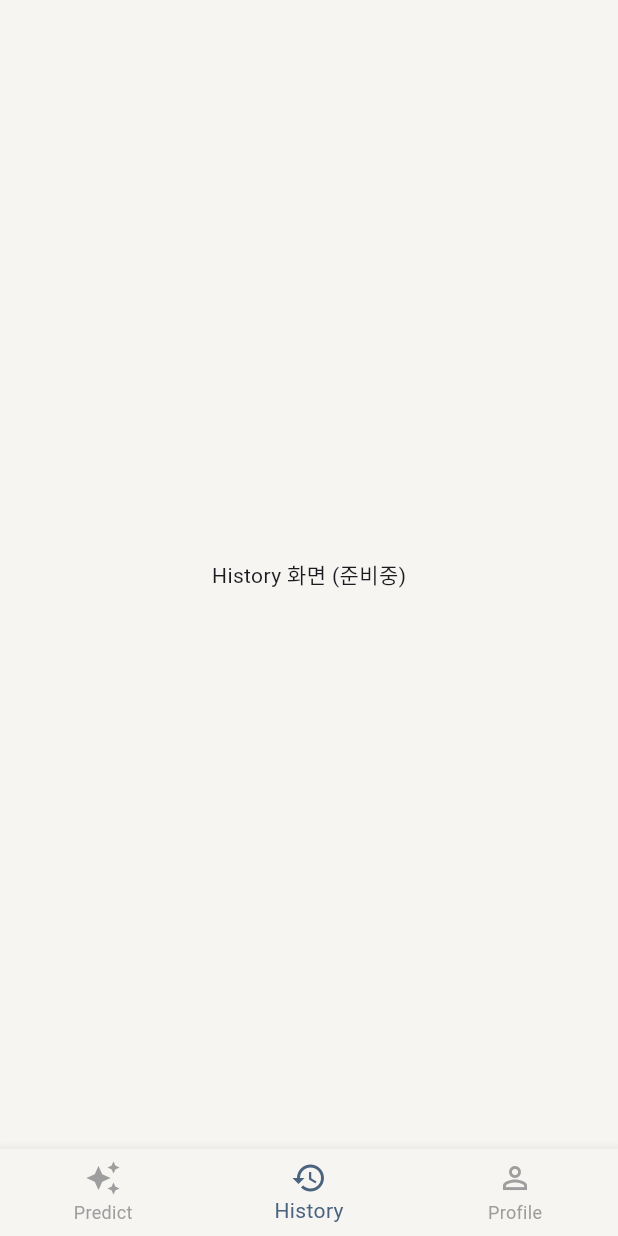
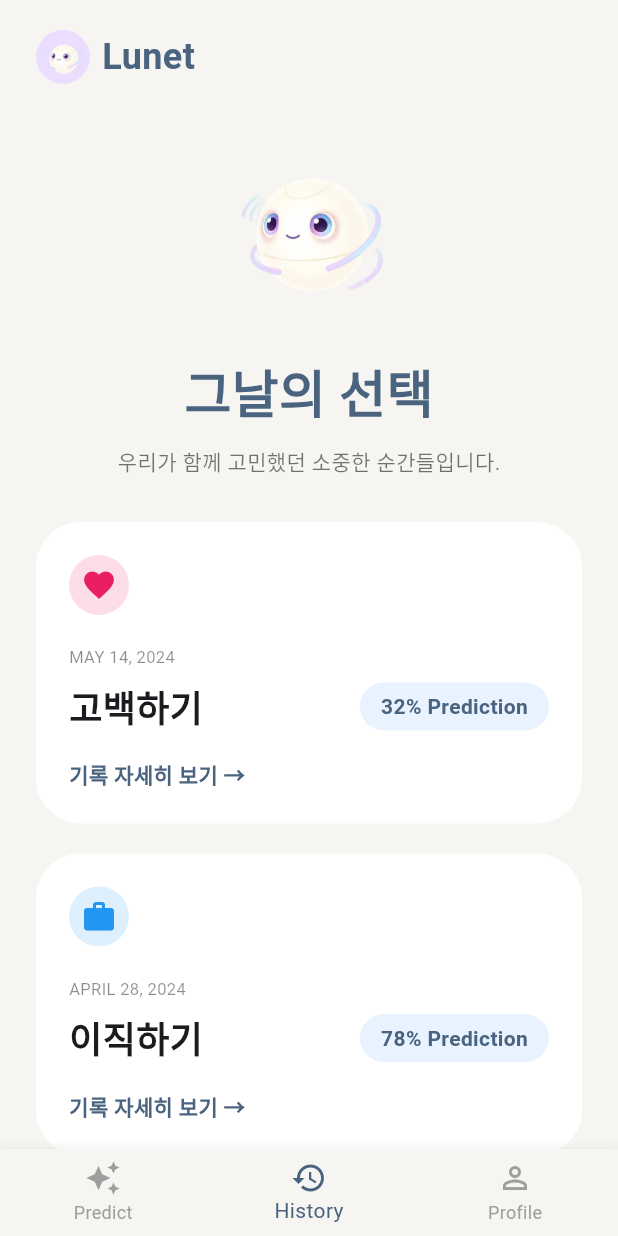
Before and after one commit to gPdnjs2020/26_Lunet_project, a Flutter app: the LumiereHomePage screen opened by its route, item 2 of the bottom bar chosen, on a phone screen of 412 x 824 dp. Run offline on Flutter 3.47's test engine with Material 3 defaults, Android fonts, the phone set to English and light mode, and no system bars.

Commit message:
history page

```diff
--- /dev/null
+++ b/lib/history.dart
@@ -0,0 +1,195 @@
+import 'package:flutter/material.dart';
+import 'history_detail.dart';
+
+class HistoryPage extends StatelessWidget {
+  const HistoryPage({super.key});
+
+  @override
+  Widget build(BuildContext context) {
+    return Scaffold(
+      backgroundColor: const Color(0xFFF7F5F2),
+
+      body: SafeArea(
+        child: SingleChildScrollView(
+          padding: const EdgeInsets.symmetric(horizontal: 24),
+
+          child: Column(
+            children: [
+              const SizedBox(height: 20),
+
+              /// 상단
+              Row(
+                children: [
+                  const CircleAvatar(
+                    radius: 18,
+                    backgroundImage: AssetImage('assets/images/logo.png'),
+                  ),
+
+                  const SizedBox(width: 8),
+
+                  const Text(
+                    'Lunet',
+                    style: TextStyle(
+                      fontSize: 24,
+                      fontWeight: FontWeight.bold,
+                      color: Color(0xFF4A6480),
+                    ),
+                  ),
+                ],
+              ),
+
+              const SizedBox(height: 25),
+
+              Image.asset('assets/images/character.png', width: 140),
+
+              const SizedBox(height: 15),
+
+              const Text(
+                '그날의 선택',
+                style: TextStyle(
+                  fontSize: 34,
+                  fontWeight: FontWeight.bold,
+                  color: Color(0xFF4A6480),
+                ),
+              ),
+
+              const SizedBox(height: 10),
+
+              const Text(
+                '우리가 함께 고민했던 소중한 순간들입니다.',
+                style: TextStyle(color: Colors.black54),
+              ),
+
+              const SizedBox(height: 30),
+
+              /// 기록 카드들
+              _historyCard(
+                context,
+                icon: Icons.favorite,
+                color: Colors.pink,
+                title: '고백하기',
+                percent: '32%',
+                date: 'MAY 14, 2024',
+              ),
+
+              const SizedBox(height: 20),
+
+              _historyCard(
+                context,
+                icon: Icons.work,
+                color: Colors.blue,
+                title: '이직하기',
+                percent: '78%',
+                date: 'APRIL 28, 2024',
+              ),
+
+              const SizedBox(height: 20),
+
+              _historyCard(
+                context,
+                icon: Icons.flight,
+                color: Colors.purple,
+                title: '혼자 여행 떠나기',
+                percent: '92%',
+                date: 'MARCH 12, 2024',
+              ),
+
+              const SizedBox(height: 40),
+            ],
+          ),
+        ),
+      ),
+    );
+  }
+
+  Widget _historyCard(
+    BuildContext context, {
+    required IconData icon,
+    required Color color,
+    required String title,
+    required String percent,
+    required String date,
+  }) {
+    return GestureDetector(
+      onTap: () {
+        Navigator.push(
+          context,
+          MaterialPageRoute(builder: (_) => const HistoryDetailPage()),
+        );
+      },
+
+      child: Container(
+        width: double.infinity,
+        padding: const EdgeInsets.all(22),
+
+        decoration: BoxDecoration(
+          color: Colors.white,
+          borderRadius: BorderRadius.circular(30),
+        ),
+
+        child: Column(
+          crossAxisAlignment: CrossAxisAlignment.start,
+          children: [
+            CircleAvatar(
+              backgroundColor: color.withOpacity(0.15),
+              child: Icon(icon, color: color),
+            ),
+
+            const SizedBox(height: 20),
+
+            Text(
+              date,
+              style: const TextStyle(fontSize: 11, color: Colors.black45),
+            ),
+
+            const SizedBox(height: 8),
+
+            Row(
+              children: [
+                Text(
+                  title,
+                  style: const TextStyle(
+                    fontSize: 24,
+                    fontWeight: FontWeight.bold,
+                  ),
+                ),
+
+                const Spacer(),
+
+                Container(
+                  padding: const EdgeInsets.symmetric(
+                    horizontal: 14,
+                    vertical: 6,
+                  ),
+
+                  decoration: BoxDecoration(
+                    color: const Color(0xFFE8F3FF),
+                    borderRadius: BorderRadius.circular(20),
+                  ),
+
+                  child: Text(
+                    '$percent Prediction',
+                    style: const TextStyle(
+                      color: Color(0xFF4A6480),
+                      fontWeight: FontWeight.bold,
+                    ),
+                  ),
+                ),
+              ],
+            ),
+
+            const SizedBox(height: 18),
+
+            const Text(
+              '기록 자세히 보기 →',
+              style: TextStyle(
+                color: Color(0xFF4A6480),
+                fontWeight: FontWeight.bold,
+              ),
+            ),
+          ],
+        ),
+      ),
+    );
+  }
+}
--- a/lib/home.dart
+++ b/lib/home.dart
@@ -2,6 +2,7 @@ import 'package:flutter/material.dart';
 import 'setting.dart';
 import 'profile.dart';
 import 'selection.dart';
+import 'history.dart';
 
 class LumiereHomePage extends StatefulWidget {
   const LumiereHomePage({super.key});
@@ -11,19 +12,17 @@ class LumiereHomePage extends StatefulWidget {
 }
 
 class _LumiereHomePageState extends State<LumiereHomePage> {
-  int _selectedIndex = 0; // ✨ 현재 선택된 탭 인덱스 (기본값 0: Predict)
+  int _selectedIndex = 0; // ✨ 현재 선택된 탭 인덱스 (기본값 0: PPPredict)
 
-  // ✨ 하단 바의 각 탭에 해당하는 화면들을 리스트로 모아둡니다.
   final List<Widget> _pages = [
-    const _HomeContent(), // 0번 탭: 원래 있던 메인 홈 화면
-    const Center(child: Text('History 화면 (준비중)')), // 1번 탭: 히스토리 화면 (임시)
-    const ProfilePage(), // 2번 탭: 프로필 화면
+    const _HomeContent(),
+    const HistoryPage(),
+    const ProfilePage(),
   ];
 
-  // ✨ 바텀 네비게이션 바 탭을 누를 때마다 실행되는 함수
   void _onItemTapped(int index) {
     setState(() {
-      _selectedIndex = index; // 누른 버튼의 번호로 상태 업데이트
+      _selectedIndex = index;
     });
   }
 
```
Also changed, not shown: lib/history_detail.dart (added, +182 -0 lines), lib/result.dart (+65 -45 lines).
